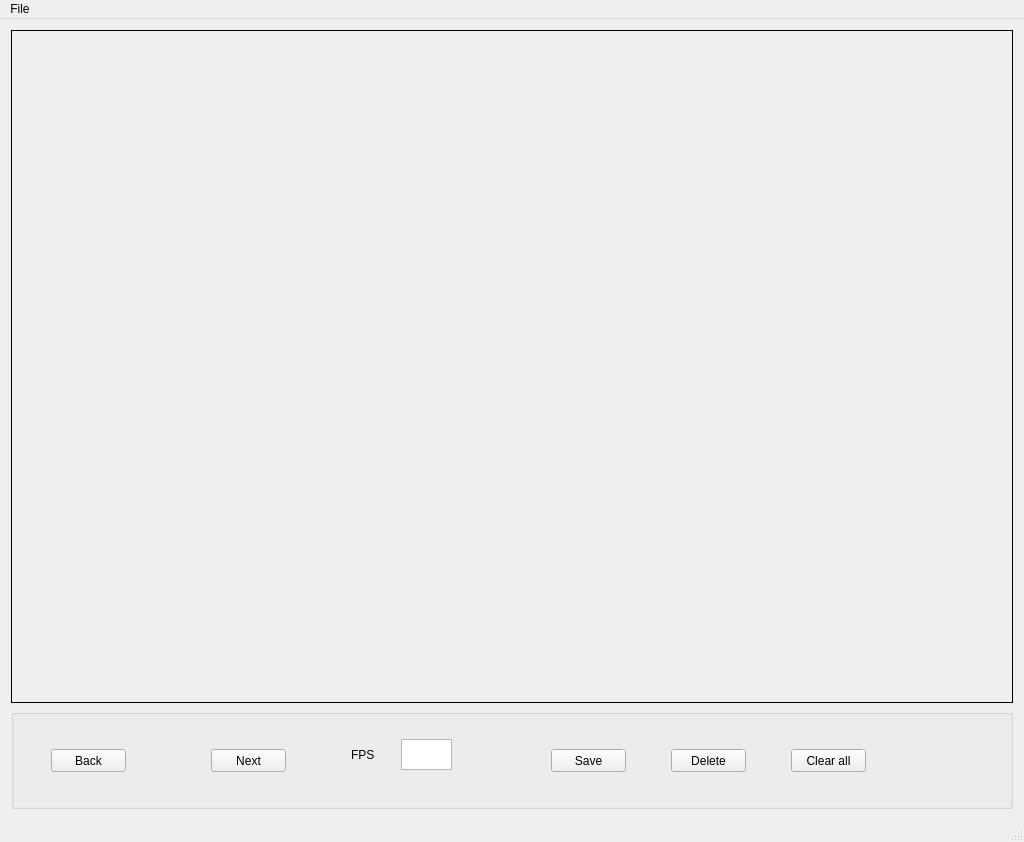
Old version of the form window/mainwindow.ui in the repository EricLiii/Annotation-Tool.
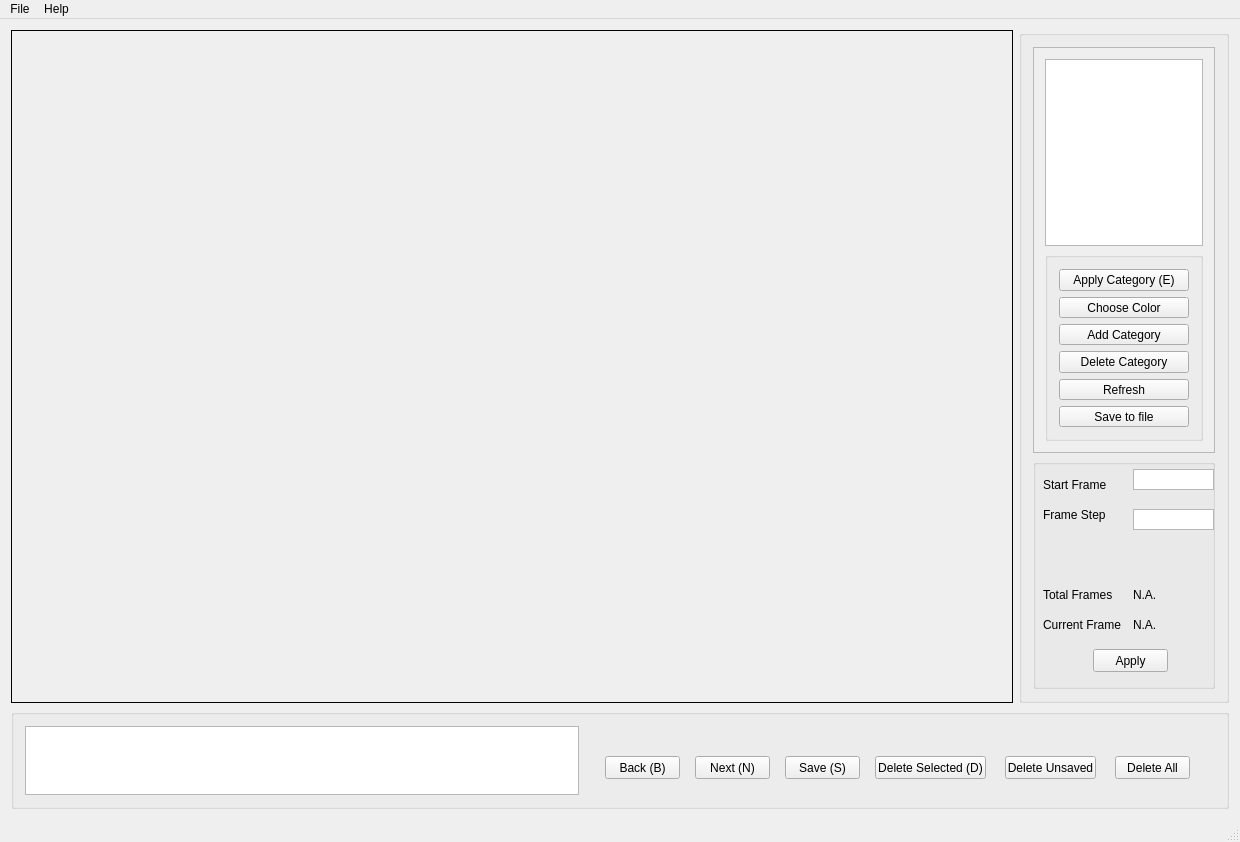
New version of the form.

What changed in the file:
```diff
--- a/window/mainwindow.ui
+++ b/window/mainwindow.ui
@@ -6,7 +6,7 @@
    <rect>
     <x>0</x>
     <y>0</y>
-    <width>1020</width>
+    <width>1240</width>
     <height>842</height>
    </rect>
   </property>
@@ -14,8 +14,395 @@
    <string>MainWindow</string>
   </property>
   <widget class="QWidget" name="centralWidget">
-   <layout class="QVBoxLayout" name="verticalLayout_2">
-    <item>
+   <layout class="QGridLayout" name="gridLayout">
+    <item row="0" column="1">
+     <widget class="QGroupBox" name="groupBox">
+      <property name="maximumSize">
+       <size>
+        <width>214</width>
+        <height>16777215</height>
+       </size>
+      </property>
+      <property name="title">
+       <string/>
+      </property>
+      <layout class="QVBoxLayout" name="verticalLayout">
+       <item>
+        <widget class="QScrollArea" name="scrollArea_categories">
+         <property name="widgetResizable">
+          <bool>true</bool>
+         </property>
+         <widget class="QWidget" name="scrollAreaWidgetContents_2">
+          <property name="geometry">
+           <rect>
+            <x>0</x>
+            <y>0</y>
+            <width>192</width>
+            <height>419</height>
+           </rect>
+          </property>
+          <layout class="QVBoxLayout" name="verticalLayout_2">
+           <item>
+            <widget class="QTableWidget" name="tableWidget_categories">
+             <property name="editTriggers">
+              <set>QAbstractItemView::DoubleClicked|QAbstractItemView::EditKeyPressed</set>
+             </property>
+             <property name="alternatingRowColors">
+              <bool>true</bool>
+             </property>
+             <property name="textElideMode">
+              <enum>Qt::ElideLeft</enum>
+             </property>
+             <property name="horizontalScrollMode">
+              <enum>QAbstractItemView::ScrollPerPixel</enum>
+             </property>
+             <attribute name="horizontalHeaderVisible">
+              <bool>false</bool>
+             </attribute>
+             <attribute name="horizontalHeaderDefaultSectionSize">
+              <number>130</number>
+             </attribute>
+             <attribute name="horizontalHeaderMinimumSectionSize">
+              <number>20</number>
+             </attribute>
+             <attribute name="verticalHeaderVisible">
+              <bool>true</bool>
+             </attribute>
+            </widget>
+           </item>
+           <item>
+            <widget class="QGroupBox" name="groupBox_2">
+             <property name="minimumSize">
+              <size>
+               <width>0</width>
+               <height>120</height>
+              </size>
+             </property>
+             <property name="title">
+              <string/>
+             </property>
+             <property name="alignment">
+              <set>Qt::AlignCenter</set>
+             </property>
+             <layout class="QVBoxLayout" name="verticalLayout_3">
+              <item>
+               <widget class="QPushButton" name="btn_applyCategory">
+                <property name="text">
+                 <string>Apply Category (E)</string>
+                </property>
+               </widget>
+              </item>
+              <item>
+               <widget class="QPushButton" name="btn_chooseColor">
+                <property name="text">
+                 <string>Choose Color</string>
+                </property>
+               </widget>
+              </item>
+              <item>
+               <widget class="QPushButton" name="btn_addCategory">
+                <property name="text">
+                 <string>Add Category</string>
+                </property>
+               </widget>
+              </item>
+              <item>
+               <widget class="QPushButton" name="btn_deleteCategory">
+                <property name="text">
+                 <string>Delete Category</string>
+                </property>
+               </widget>
+              </item>
+              <item>
+               <widget class="QPushButton" name="btn_refresh">
+                <property name="text">
+                 <string>Refresh</string>
+                </property>
+               </widget>
+              </item>
+              <item>
+               <widget class="QPushButton" name="btn_saveCategory">
+                <property name="text">
+                 <string>Save to file</string>
+                </property>
+               </widget>
+              </item>
+             </layout>
+            </widget>
+           </item>
+          </layout>
+         </widget>
+        </widget>
+       </item>
+       <item>
+        <widget class="QGroupBox" name="setting_area">
+         <property name="minimumSize">
+          <size>
+           <width>0</width>
+           <height>230</height>
+          </size>
+         </property>
+         <property name="title">
+          <string/>
+         </property>
+         <widget class="QLabel" name="label_startFrame">
+          <property name="geometry">
+           <rect>
+            <x>10</x>
+            <y>10</y>
+            <width>81</width>
+            <height>31</height>
+           </rect>
+          </property>
+          <property name="text">
+           <string>Start Frame</string>
+          </property>
+         </widget>
+         <widget class="QLabel" name="label_frameStep">
+          <property name="geometry">
+           <rect>
+            <x>10</x>
+            <y>40</y>
+            <width>81</width>
+            <height>31</height>
+           </rect>
+          </property>
+          <property name="text">
+           <string>Frame Step</string>
+          </property>
+         </widget>
+         <widget class="QLabel" name="label_totalFrames">
+          <property name="geometry">
+           <rect>
+            <x>10</x>
+            <y>120</y>
+            <width>81</width>
+            <height>31</height>
+           </rect>
+          </property>
+          <property name="text">
+           <string>Total Frames</string>
+          </property>
+         </widget>
+         <widget class="QLabel" name="label_totalFrames_2">
+          <property name="geometry">
+           <rect>
+            <x>100</x>
+            <y>120</y>
+            <width>81</width>
+            <height>31</height>
+           </rect>
+          </property>
+          <property name="text">
+           <string>N.A.</string>
+          </property>
+         </widget>
+         <widget class="QLabel" name="label_currentFrame">
+          <property name="geometry">
+           <rect>
+            <x>10</x>
+            <y>150</y>
+            <width>81</width>
+            <height>31</height>
+           </rect>
+          </property>
+          <property name="text">
+           <string>Current Frame</string>
+          </property>
+         </widget>
+         <widget class="QLabel" name="label_currentFrame_2">
+          <property name="geometry">
+           <rect>
+            <x>100</x>
+            <y>150</y>
+            <width>81</width>
+            <height>31</height>
+           </rect>
+          </property>
+          <property name="text">
+           <string>N.A.</string>
+          </property>
+         </widget>
+         <widget class="QPushButton" name="btn_applySetting">
+          <property name="geometry">
+           <rect>
+            <x>60</x>
+            <y>190</y>
+            <width>75</width>
+            <height>23</height>
+           </rect>
+          </property>
+          <property name="text">
+           <string>Apply</string>
+          </property>
+         </widget>
+         <widget class="QPlainTextEdit" name="plainTextEdit_startFrame">
+          <property name="geometry">
+           <rect>
+            <x>100</x>
+            <y>10</y>
+            <width>81</width>
+            <height>21</height>
+           </rect>
+          </property>
+          <property name="verticalScrollBarPolicy">
+           <enum>Qt::ScrollBarAlwaysOff</enum>
+          </property>
+          <property name="horizontalScrollBarPolicy">
+           <enum>Qt::ScrollBarAlwaysOff</enum>
+          </property>
+         </widget>
+         <widget class="QPlainTextEdit" name="plainTextEdit_frameStep">
+          <property name="geometry">
+           <rect>
+            <x>100</x>
+            <y>50</y>
+            <width>81</width>
+            <height>21</height>
+           </rect>
+          </property>
+          <property name="verticalScrollBarPolicy">
+           <enum>Qt::ScrollBarAlwaysOff</enum>
+          </property>
+         </widget>
+        </widget>
+       </item>
+      </layout>
+     </widget>
+    </item>
+    <item row="1" column="0" colspan="2">
+     <widget class="QGroupBox" name="groupbox_buttons">
+      <property name="minimumSize">
+       <size>
+        <width>1002</width>
+        <height>100</height>
+       </size>
+      </property>
+      <property name="maximumSize">
+       <size>
+        <width>16777215</width>
+        <height>100</height>
+       </size>
+      </property>
+      <property name="title">
+       <string/>
+      </property>
+      <layout class="QHBoxLayout" name="horizontalLayout">
+       <item>
+        <widget class="QTextEdit" name="textEdit_statusBar">
+         <property name="readOnly">
+          <bool>true</bool>
+         </property>
+        </widget>
+       </item>
+       <item>
+        <widget class="QStackedWidget" name="stackedWidget">
+         <property name="minimumSize">
+          <size>
+           <width>630</width>
+           <height>80</height>
+          </size>
+         </property>
+         <property name="maximumSize">
+          <size>
+           <width>630</width>
+           <height>80</height>
+          </size>
+         </property>
+         <widget class="QWidget" name="page">
+          <widget class="QPushButton" name="btn_next">
+           <property name="geometry">
+            <rect>
+             <x>110</x>
+             <y>30</y>
+             <width>75</width>
+             <height>23</height>
+            </rect>
+           </property>
+           <property name="text">
+            <string>Next (N)</string>
+           </property>
+          </widget>
+          <widget class="QPushButton" name="btn_back">
+           <property name="geometry">
+            <rect>
+             <x>20</x>
+             <y>30</y>
+             <width>75</width>
+             <height>23</height>
+            </rect>
+           </property>
+           <property name="text">
+            <string>Back (B)</string>
+           </property>
+          </widget>
+          <widget class="QPushButton" name="btn_save">
+           <property name="geometry">
+            <rect>
+             <x>200</x>
+             <y>30</y>
+             <width>75</width>
+             <height>23</height>
+            </rect>
+           </property>
+           <property name="text">
+            <string>Save (S)</string>
+           </property>
+          </widget>
+          <widget class="QPushButton" name="btn_deleteSelected">
+           <property name="geometry">
+            <rect>
+             <x>290</x>
+             <y>30</y>
+             <width>111</width>
+             <height>23</height>
+            </rect>
+           </property>
+           <property name="text">
+            <string>Delete Selected (D)</string>
+           </property>
+          </widget>
+          <widget class="QPushButton" name="btn_deleteUnsaved">
+           <property name="geometry">
+            <rect>
+             <x>420</x>
+             <y>30</y>
+             <width>91</width>
+             <height>23</height>
+            </rect>
+           </property>
+           <property name="text">
+            <string>Delete Unsaved</string>
+           </property>
+          </widget>
+          <widget class="QPushButton" name="btn_deleteAll">
+           <property name="geometry">
+            <rect>
+             <x>530</x>
+             <y>30</y>
+             <width>75</width>
+             <height>23</height>
+            </rect>
+           </property>
+           <property name="text">
+            <string>Delete All</string>
+           </property>
+          </widget>
+          <zorder>btn_next</zorder>
+          <zorder>btn_back</zorder>
+          <zorder>btn_save</zorder>
+          <zorder>btn_deleteSelected</zorder>
+          <zorder>btn_deleteUnsaved</zorder>
+          <zorder>btn_deleteAll</zorder>
+          <zorder>textEdit_statusBar</zorder>
+         </widget>
+         <widget class="QWidget" name="page_2"/>
+        </widget>
+       </item>
+      </layout>
+     </widget>
+    </item>
+    <item row="0" column="0">
      <widget class="QLabel" name="img_area">
       <property name="enabled">
        <bool>true</bool>
@@ -34,113 +421,6 @@
       </property>
      </widget>
     </item>
-    <item>
-     <widget class="QGroupBox" name="btn_area">
-      <property name="minimumSize">
-       <size>
-        <width>1002</width>
-        <height>100</height>
-       </size>
-      </property>
-      <property name="maximumSize">
-       <size>
-        <width>16777215</width>
-        <height>100</height>
-       </size>
-      </property>
-      <property name="title">
-       <string/>
-      </property>
-      <widget class="QPushButton" name="btn_next">
-       <property name="geometry">
-        <rect>
-         <x>200</x>
-         <y>40</y>
-         <width>75</width>
-         <height>23</height>
-        </rect>
-       </property>
-       <property name="text">
-        <string>Next</string>
-       </property>
-      </widget>
-      <widget class="QPushButton" name="btn_prev">
-       <property name="geometry">
-        <rect>
-         <x>40</x>
-         <y>40</y>
-         <width>75</width>
-         <height>23</height>
-        </rect>
-       </property>
-       <property name="text">
-        <string>Back</string>
-       </property>
-      </widget>
-      <widget class="QPushButton" name="btn_save">
-       <property name="geometry">
-        <rect>
-         <x>540</x>
-         <y>40</y>
-         <width>75</width>
-         <height>23</height>
-        </rect>
-       </property>
-       <property name="text">
-        <string>Save</string>
-       </property>
-      </widget>
-      <widget class="QPushButton" name="btn_clear">
-       <property name="geometry">
-        <rect>
-         <x>780</x>
-         <y>40</y>
-         <width>75</width>
-         <height>23</height>
-        </rect>
-       </property>
-       <property name="text">
-        <string>Clear all</string>
-       </property>
-      </widget>
-      <widget class="QPushButton" name="btn_delete">
-       <property name="geometry">
-        <rect>
-         <x>660</x>
-         <y>40</y>
-         <width>75</width>
-         <height>23</height>
-        </rect>
-       </property>
-       <property name="text">
-        <string>Delete</string>
-       </property>
-      </widget>
-      <widget class="QLabel" name="label_fps">
-       <property name="geometry">
-        <rect>
-         <x>340</x>
-         <y>30</y>
-         <width>41</width>
-         <height>31</height>
-        </rect>
-       </property>
-       <property name="text">
-        <string>FPS</string>
-       </property>
-      </widget>
-      <widget class="QTextEdit" name="textedit_fps">
-       <property name="geometry">
-        <rect>
-         <x>390</x>
-         <y>30</y>
-         <width>51</width>
-         <height>31</height>
-        </rect>
-       </property>
-      </widget>
-     </widget>
-    </item>
    </layout>
   </widget>
   <widget class="QMenuBar" name="menuBar">
@@ -148,7 +428,7 @@
     <rect>
      <x>0</x>
      <y>0</y>
-     <width>1020</width>
+     <width>1240</width>
      <height>21</height>
     </rect>
    </property>
@@ -167,7 +447,14 @@
     <addaction name="act_openfile"/>
     <addaction name="act_opendir"/>
    </widget>
+   <widget class="QMenu" name="menuHelp">
+    <property name="title">
+     <string>Help</string>
+    </property>
+    <addaction name="act_openUsage"/>
+   </widget>
    <addaction name="menuLabeling_for_Yolo"/>
+   <addaction name="menuHelp"/>
   </widget>
   <widget class="QStatusBar" name="statusBar"/>
   <action name="act_openfile">
```
Left out of the diff: 13 changed lines with no effect on the pictures.
